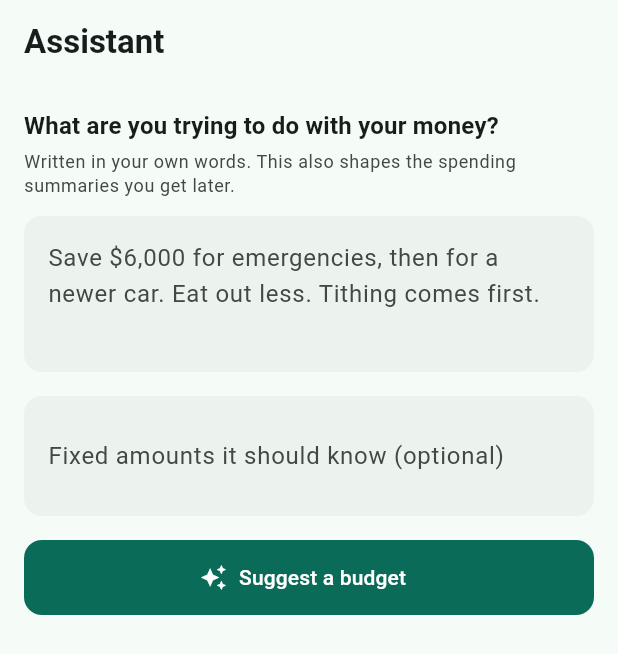
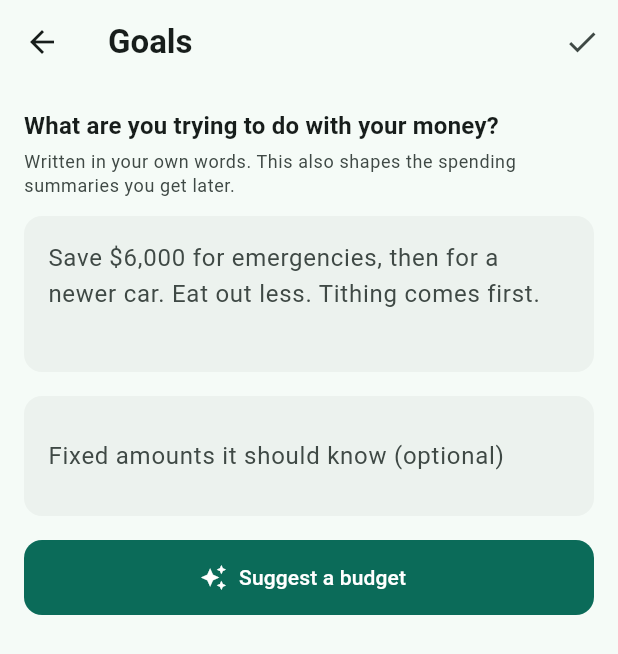
Before and after one commit to TheRea1Neil/DollarDen, a Flutter app: the AssistantScreen screen opened directly, on a phone screen of 412 x 824 dp. Shown: the top 654 px of the screen. Run offline on Flutter 3.47's test engine with Material 3 defaults, Android fonts, the phone set to English and light mode, and no system bars; our stand-ins replace dio, flutter_markdown_plus, flutter_riverpod, flutter_secure_storage, image_picker, shared_preferences; missing offline and left inert: plaid_flutter; accounts and stored records are empty; network calls fail.

Commit message:
feat(app): put Insights in the bottom nav, keep goals reachable
The Assistant tab was not being used. Insights takes its place, and
its icon leaves the Budget app bar since a tab and a button to the
same screen is one too many.

Removing the tab outright would have stranded two things living on
it. Goals are edited nowhere else in the app and are read by five AI
tasks (summary, advise, design_categories, design_category,
refine_category); the whole-budget generator is the only way to
apply a proposal. Both move to a "Goals" button in the Budget app
bar, next to "New category" -- which is what they feed.

Verified on the simulator against the live backend: goals typed,
saved and reloaded after a round trip.

Co-Authored-By: Claude Opus 5 <noreply@anthropic.com>

```diff
--- a/app/lib/ui/screens/assistant_screen.dart
+++ b/app/lib/ui/screens/assistant_screen.dart
@@ -26,6 +26,7 @@ class _AssistantScreenState extends ConsumerState<AssistantScreen> {
   final _extra = TextEditingController();
 
   bool _loadingGoals = true;
+  bool _saving = false;
   bool _busy = false;
   String _progress = '';
   Proposal? _proposal;
@@ -51,6 +52,29 @@ class _AssistantScreenState extends ConsumerState<AssistantScreen> {
       // Not fatal: the user can still type goals in.
     } finally {
       if (mounted) setState(() => _loadingGoals = false);
+    }
+  }
+
+  /// Goals used to persist only as a side effect of generating a whole
+  /// budget. They are read by five AI tasks and this is the only screen
+  /// that can edit them, so saving them has to stand on its own.
+  Future<void> _save() async {
+    setState(() => _saving = true);
+    try {
+      await ref.read(apiProvider).setGoals(_goals.text.trim());
+      if (!mounted) return;
+      ScaffoldMessenger.of(context).showSnackBar(
+        const SnackBar(content: Text('Goals saved')),
+      );
+    } on ApiException catch (e) {
+      if (mounted) {
+        ScaffoldMessenger.of(context).showSnackBar(
+          SnackBar(content: Text(e.message),
+              backgroundColor: Theme.of(context).colorScheme.error),
+        );
+      }
+    } finally {
+      if (mounted) setState(() => _saving = false);
     }
   }
 
@@ -123,7 +147,25 @@ class _AssistantScreenState extends ConsumerState<AssistantScreen> {
     final theme = Theme.of(context);
 
     return Scaffold(
-      appBar: AppBar(title: const Text('Assistant')),
+      appBar: AppBar(
+        title: const Text('Goals'),
+        actions: [
+          if (_saving)
+            const Padding(
+              padding: EdgeInsets.symmetric(horizontal: 20),
+              child: SizedBox(
+                height: 18, width: 18,
+                child: CircularProgressIndicator(strokeWidth: 2),
+              ),
+            )
+          else
+            IconButton(
+              tooltip: 'Save goals',
+              icon: const Icon(Icons.check),
+              onPressed: _loadingGoals || _busy ? null : _save,
+            ),
+        ],
+      ),
       body: _loadingGoals
           ? const Center(child: CircularProgressIndicator())
           : ListView(
```
Also changed, not shown: app/lib/main.dart (+5 -5 lines), app/lib/ui/screens/home_screen.dart (+8 -4 lines).
